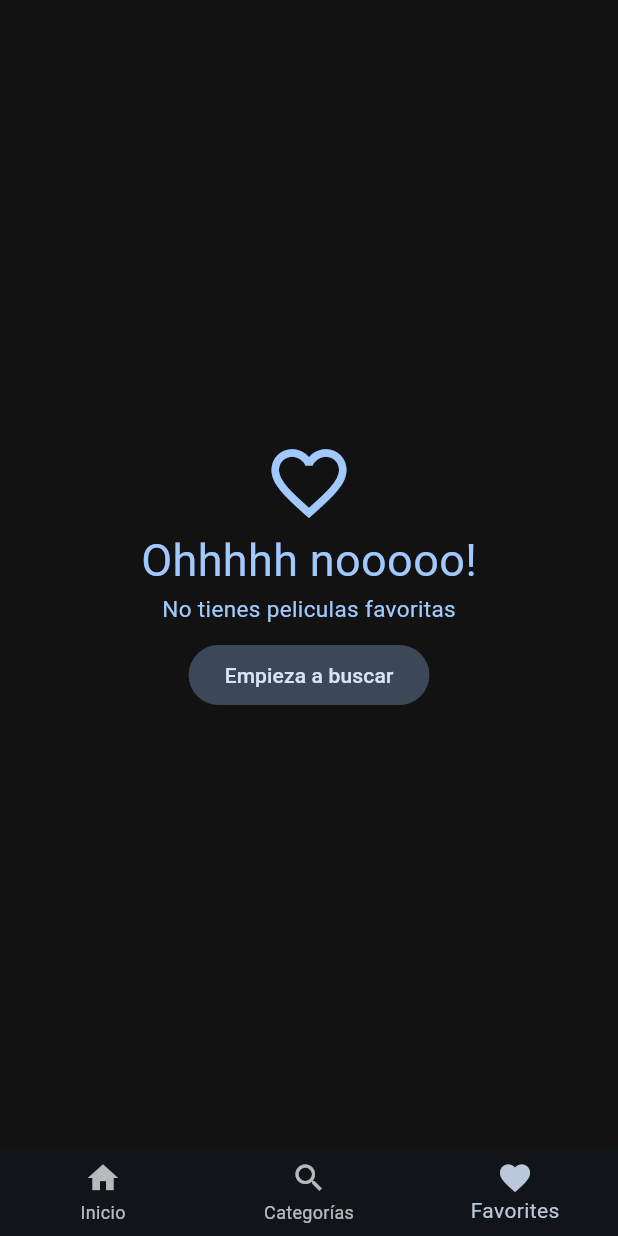
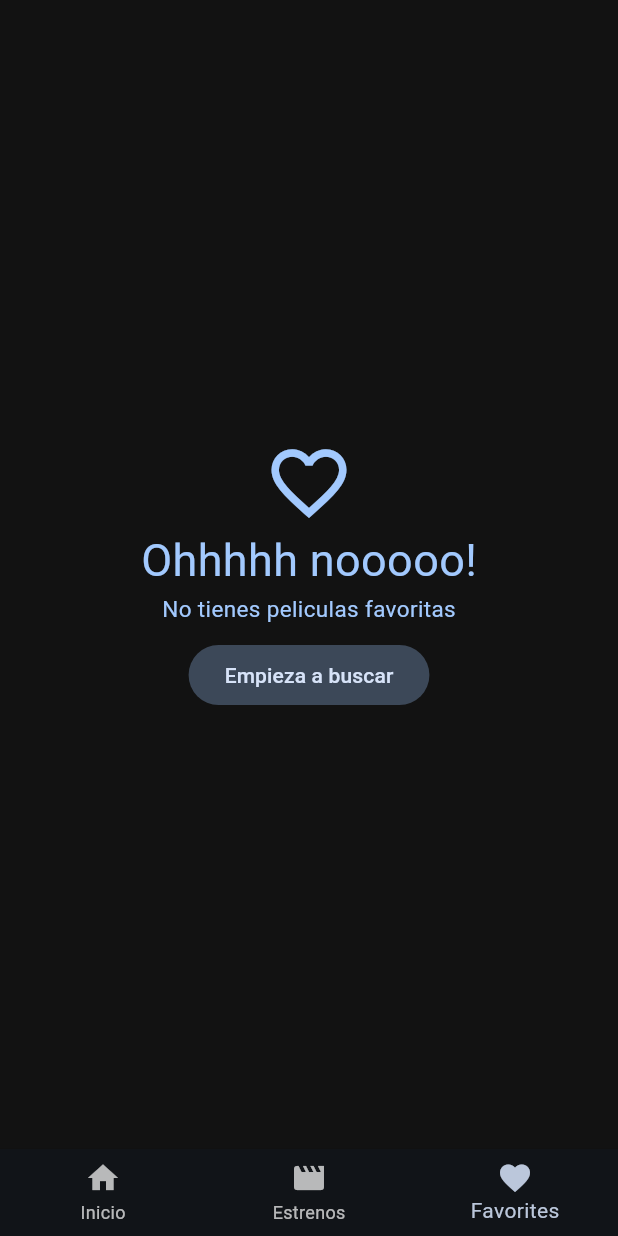
Before and after one commit to Illera1999/Flutter_Course, a Flutter app: the screen it shows after launch, item 3 of the bottom bar chosen, on a phone screen of 412 x 824 dp. Run offline on Flutter 3.47's test engine with Material 3 defaults, Android fonts, the light colour scheme and no system bars; our stand-ins replace animate_do, card_swiper, dio, flutter_dotenv, flutter_riverpod, go_router and 2 more; accounts and stored records are empty; generated files the repository leaves out were written again; network calls fail.

Commit message:
Últimos cambios a la aplicación

```diff
--- a/project/cinemapedia/lib/presentation/providers/movies/initial_loading_provider.dart
+++ b/project/cinemapedia/lib/presentation/providers/movies/initial_loading_provider.dart
@@ -5,10 +5,11 @@ final initialLoadingProvider = Provider<bool>((ref) {
   final step1 = ref.watch(nowPlayingMoviesProvider).isEmpty;
   final step2 = ref.watch(moviesAlideshowProvider).isEmpty;
   final step3 = ref.watch(popularMoviesProvider).isEmpty;
-  final step4 = ref.watch(upcomingMoviesProvider).isEmpty;
+  // final step4 = ref.watch(upcomingMoviesProvider).isEmpty;
   final step5 = ref.watch(topRatedMoviesProvider).isEmpty;
 
-  if(step1 || step2 || step3 || step4 || step5) {
+  // if(step1 || step2 || step3 || step4 || step5) {
+  if(step1 || step2 || step3 || step5) {
     return true;
   }
   return false;
--- a/project/cinemapedia/lib/presentation/providers/movies/movies_providers.dart
+++ b/project/cinemapedia/lib/presentation/providers/movies/movies_providers.dart
@@ -39,13 +39,14 @@ class MoviesNotifier extends StateNotifier<List<Movie>> {
 
   MoviesNotifier({required this.fecthMoreMovies}) : super([]);
 
-  Future<void> loadNowPlaying() async {
-    if (_isLoading) return;
+  Future<List<Movie>> loadNowPlaying() async {
+    if (_isLoading) return [];
     _isLoading = true;
     currentPage++;
     final List<Movie> movies = await fecthMoreMovies!(page: currentPage);
     state = [...state, ...movies];
     await Future.delayed(const Duration(milliseconds: 500));
     _isLoading = false;
+    return movies;
   }
 }
--- a/project/cinemapedia/lib/presentation/screens/movies/home_screen.dart
+++ b/project/cinemapedia/lib/presentation/screens/movies/home_screen.dart
@@ -1,27 +1,65 @@
 import 'package:cinemapedia/presentation/views/views.dart';
 import 'package:cinemapedia/presentation/widgets/widgets.dart';
 import 'package:flutter/material.dart';
+import 'package:flutter_riverpod/flutter_riverpod.dart';
 
-class HomeScreen extends StatelessWidget {
+class HomeScreen extends ConsumerStatefulWidget {
   static const String name = 'home-screen';
   final int pageIndex;
 
   const HomeScreen({super.key, required this.pageIndex});
 
+  @override
+  ConsumerState<HomeScreen> createState() => _HomeScreenState();
+}
+
+class _HomeScreenState extends ConsumerState<HomeScreen> with AutomaticKeepAliveClientMixin<HomeScreen> {
+  late PageController _pageController;
+
+  @override
+  void initState() {
+    super.initState();
+    _pageController = PageController(keepPage: true);
+  }
+
   final viewRoutes = const <Widget>[
     HomeView(),
-    SizedBox(),
+    UpcomingScreen(),
     FavoritesView(),
   ];
 
+
+  @override
+  void dispose() {
+    _pageController.dispose();
+    super.dispose();
+  }
+
+
   @override
   Widget build(BuildContext context) {
+    super.build(context);
+
+    if(_pageController.hasClients) {
+      _pageController.animateToPage(
+        widget.pageIndex,
+        duration: const Duration(milliseconds: 250),
+        curve: Curves.easeInOut,
+      );
+    }
+
+
     return Scaffold(
-      body: IndexedStack(
-        index: pageIndex,
+      body: PageView(
+        physics: const NeverScrollableScrollPhysics(),
+        controller: _pageController,
         children: viewRoutes,
       ),
-      bottomNavigationBar: CustomBottonNavigation(currentIndex: pageIndex),
+      bottomNavigationBar: CustomBottonNavigation(currentIndex: widget.pageIndex),
     );
   }
+
+  @override
+  // TODO: implement wantKeepAlive
+  bool get wantKeepAlive => true;
 }
--- a/project/cinemapedia/lib/presentation/screens/screens.dart
+++ b/project/cinemapedia/lib/presentation/screens/screens.dart
@@ -1,2 +1,2 @@
-export 'package:cinemapedia/presentation/screens/movies/home_screen.dart';
-export 'package:cinemapedia/presentation/screens/movies/movie_screen.dart';
+export 'movies/home_screen.dart';
+export 'movies/movie_screen.dart';
--- a/project/cinemapedia/lib/presentation/views/movies/favorites_view.dart
+++ b/project/cinemapedia/lib/presentation/views/movies/favorites_view.dart
@@ -11,7 +11,7 @@ class FavoritesView extends ConsumerStatefulWidget {
   ConsumerState<FavoritesView> createState() => _FavoritesViewState();
 }
 
-class _FavoritesViewState extends ConsumerState<FavoritesView> {
+class _FavoritesViewState extends ConsumerState<FavoritesView> with AutomaticKeepAliveClientMixin<FavoritesView> {
   bool isLoading = false;
   bool isLastPage = false;
   @override
@@ -34,6 +34,7 @@ class _FavoritesViewState extends ConsumerState<FavoritesView> {
 
   @override
   Widget build(BuildContext context) {
+    super.build(context);
     final favoriteMovies = ref.watch(favoriteMoviesProvider).values.toList();
     if (favoriteMovies.isEmpty) {
       final colors = Theme.of(context).colorScheme;
@@ -70,4 +71,7 @@ class _FavoritesViewState extends ConsumerState<FavoritesView> {
       ),
     );
   }
+
+  @override
+  bool get wantKeepAlive => true;
 }
--- a/project/cinemapedia/lib/presentation/views/views.dart
+++ b/project/cinemapedia/lib/presentation/views/views.dart
@@ -1,2 +1,3 @@
 export 'movies/home_view.dart';
 export 'movies/favorites_view.dart';
+export 'movies/upcoming_screen.dart';
--- a/project/cinemapedia/lib/presentation/widgets/shared/custom_botton_navigation.dart
+++ b/project/cinemapedia/lib/presentation/widgets/shared/custom_botton_navigation.dart
@@ -32,8 +32,8 @@ class CustomBottonNavigation extends StatelessWidget {
           label: 'Inicio',
         ),
         BottomNavigationBarItem(
-          icon: Icon(Icons.search),
-          label: 'Categorías',
+          icon: Icon(Icons.movie),
+          label: 'Estrenos',
         ),
         BottomNavigationBarItem(
           icon: Icon(Icons.favorite),
```
Also changed, not shown: project/cinemapedia/lib/presentation/views/movies/home_view.dart (+17 -13 lines), project/cinemapedia/lib/presentation/views/movies/upcoming_screen.dart (added, +49 -0 lines).
